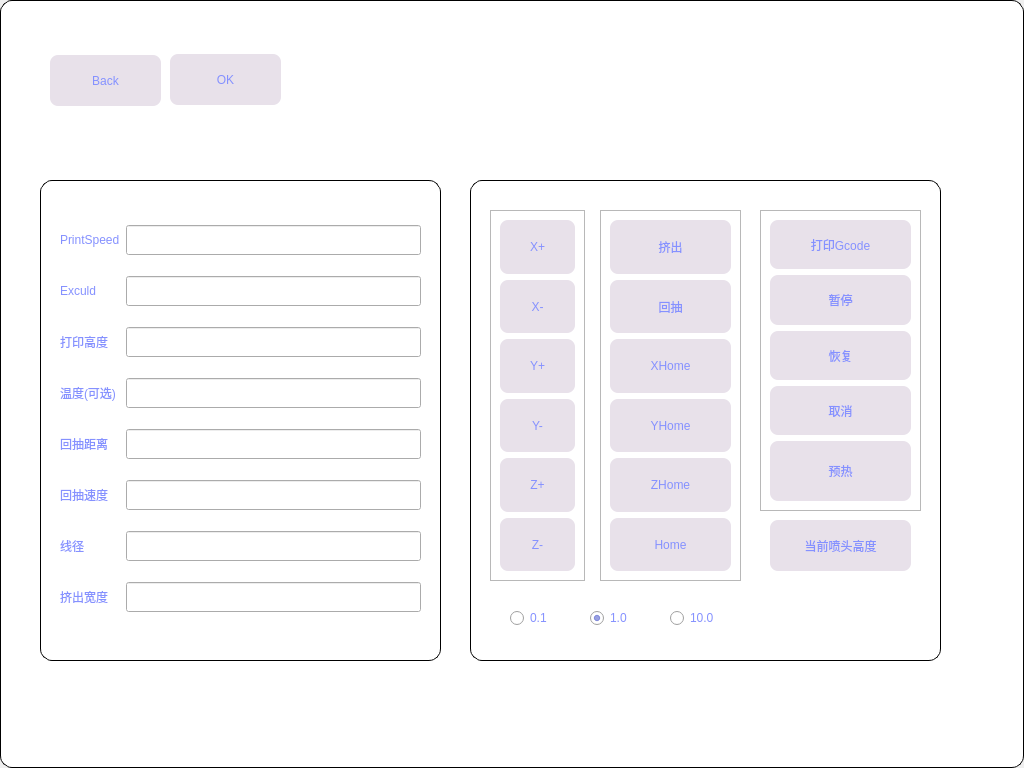
Qt form parentsetting.ui (PuddingPengChen/PainterPad2Gcode) before a commit.
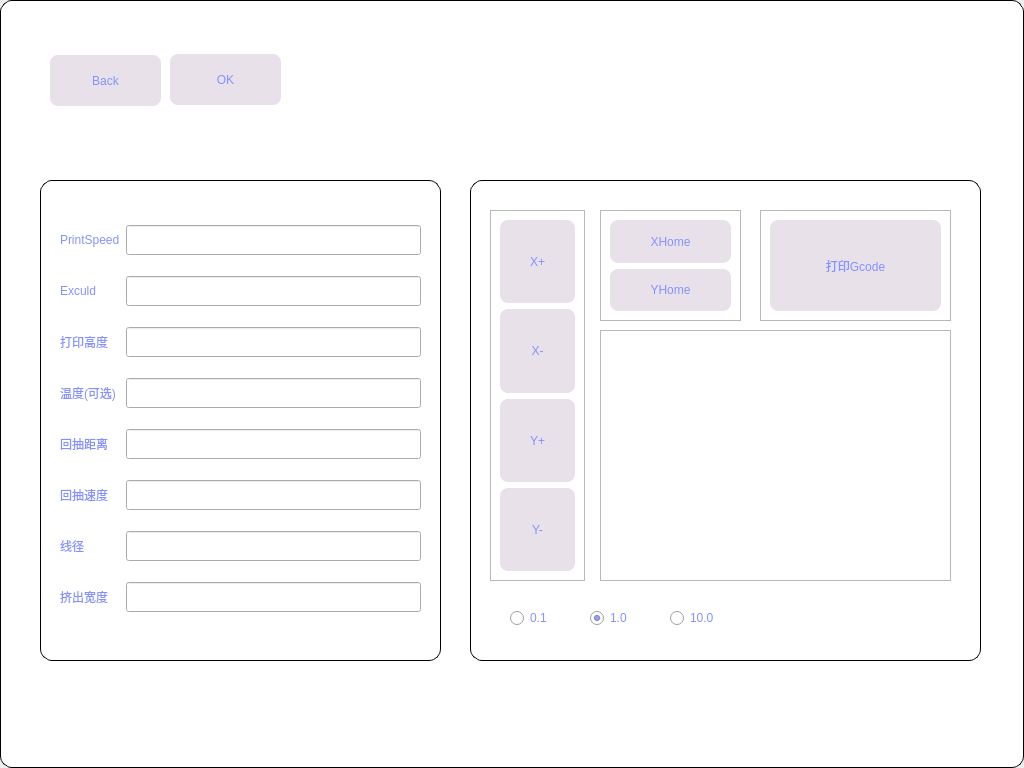
The same form after that commit.

What changed in the file:
```diff
--- a/parentsetting.ui
+++ b/parentsetting.ui
@@ -138,7 +138,7 @@
        <rect>
         <x>470</x>
         <y>180</y>
-        <width>471</width>
+        <width>511</width>
         <height>481</height>
        </rect>
       </property>
@@ -223,32 +223,6 @@
           </property>
          </widget>
         </item>
-        <item>
-         <widget class="QPushButton" name="zUp">
-          <property name="sizePolicy">
-           <sizepolicy hsizetype="Minimum" vsizetype="Preferred">
-            <horstretch>0</horstretch>
-            <verstretch>0</verstretch>
-           </sizepolicy>
-          </property>
-          <property name="text">
-           <string>Z+</string>
-          </property>
-         </widget>
-        </item>
-        <item>
-         <widget class="QPushButton" name="zDown">
-          <property name="sizePolicy">
-           <sizepolicy hsizetype="Minimum" vsizetype="Preferred">
-            <horstretch>0</horstretch>
-            <verstretch>0</verstretch>
-           </sizepolicy>
-          </property>
-          <property name="text">
-           <string>Z-</string>
-          </property>
-         </widget>
-        </item>
        </layout>
       </widget>
       <widget class="QRadioButton" name="small">
@@ -299,7 +273,7 @@
          <x>130</x>
          <y>30</y>
          <width>141</width>
-         <height>371</height>
+         <height>111</height>
         </rect>
        </property>
        <property name="frameShape">
@@ -309,32 +283,6 @@
         <enum>QFrame::Raised</enum>
        </property>
        <layout class="QVBoxLayout" name="verticalLayout_3">
-        <item>
-         <widget class="QPushButton" name="eOut">
-          <property name="sizePolicy">
-           <sizepolicy hsizetype="Minimum" vsizetype="Preferred">
-            <horstretch>0</horstretch>
-            <verstretch>0</verstretch>
-           </sizepolicy>
-          </property>
-          <property name="text">
-           <string>挤出</string>
-          </property>
-         </widget>
-        </item>
-        <item>
-         <widget class="QPushButton" name="eIn">
-          <property name="sizePolicy">
-           <sizepolicy hsizetype="Minimum" vsizetype="Preferred">
-            <horstretch>0</horstretch>
-            <verstretch>0</verstretch>
-           </sizepolicy>
-          </property>
-          <property name="text">
-           <string>回抽</string>
-          </property>
-         </widget>
-        </item>
         <item>
          <widget class="QPushButton" name="xHome">
           <property name="sizePolicy">
@@ -361,32 +309,6 @@
           </property>
          </widget>
         </item>
-        <item>
-         <widget class="QPushButton" name="zHome">
-          <property name="sizePolicy">
-           <sizepolicy hsizetype="Minimum" vsizetype="Preferred">
-            <horstretch>0</horstretch>
-            <verstretch>0</verstretch>
-           </sizepolicy>
-          </property>
-          <property name="text">
-           <string>ZHome</string>
-          </property>
-         </widget>
-        </item>
-        <item>
-         <widget class="QPushButton" name="Home">
-          <property name="sizePolicy">
-           <sizepolicy hsizetype="Minimum" vsizetype="Preferred">
-            <horstretch>0</horstretch>
-            <verstretch>0</verstretch>
-           </sizepolicy>
-          </property>
-          <property name="text">
-           <string>Home</string>
-          </property>
-         </widget>
-        </item>
        </layout>
       </widget>
       <widget class="QFrame" name="frame_3">
@@ -394,8 +316,8 @@
         <rect>
          <x>290</x>
          <y>30</y>
-         <width>161</width>
-         <height>301</height>
+         <width>191</width>
+         <height>111</height>
         </rect>
        </property>
        <property name="frameShape">
@@ -418,74 +340,22 @@
           </property>
          </widget>
         </item>
-        <item>
-         <widget class="QPushButton" name="stoped">
-          <property name="sizePolicy">
-           <sizepolicy hsizetype="Minimum" vsizetype="Preferred">
-            <horstretch>0</horstretch>
-            <verstretch>0</verstretch>
-           </sizepolicy>
-          </property>
-          <property name="text">
-           <string>暂停</string>
-          </property>
-         </widget>
-        </item>
-        <item>
-         <widget class="QPushButton" name="recovery">
-          <property name="sizePolicy">
-           <sizepolicy hsizetype="Minimum" vsizetype="Preferred">
-            <horstretch>0</horstretch>
-            <verstretch>0</verstretch>
-           </sizepolicy>
-          </property>
-          <property name="text">
-           <string>恢复</string>
-          </property>
-         </widget>
-        </item>
-        <item>
-         <widget class="QPushButton" name="cancle">
-          <property name="sizePolicy">
-           <sizepolicy hsizetype="Minimum" vsizetype="Preferred">
-            <horstretch>0</horstretch>
-            <verstretch>0</verstretch>
-           </sizepolicy>
-          </property>
-          <property name="text">
-           <string>取消</string>
-          </property>
-         </widget>
-        </item>
-        <item>
-         <widget class="QPushButton" name="pushButton_2">
-          <property name="minimumSize">
-           <size>
-            <width>0</width>
-            <height>60</height>
-           </size>
-          </property>
-          <property name="styleSheet">
-           <string notr="true"/>
-          </property>
-          <property name="text">
-           <string>预热</string>
-          </property>
-         </widget>
-        </item>
        </layout>
       </widget>
-      <widget class="QPushButton" name="current_z">
+      <widget class="QFrame" name="serial">
        <property name="geometry">
         <rect>
-         <x>300</x>
-         <y>340</y>
-         <width>141</width>
-         <height>51</height>
+         <x>130</x>
+         <y>150</y>
+         <width>351</width>
+         <height>251</height>
         </rect>
        </property>
-       <property name="text">
-        <string>当前喷头高度</string>
+       <property name="frameShape">
+        <enum>QFrame::StyledPanel</enum>
+       </property>
+       <property name="frameShadow">
+        <enum>QFrame::Raised</enum>
        </property>
       </widget>
      </widget>
```
